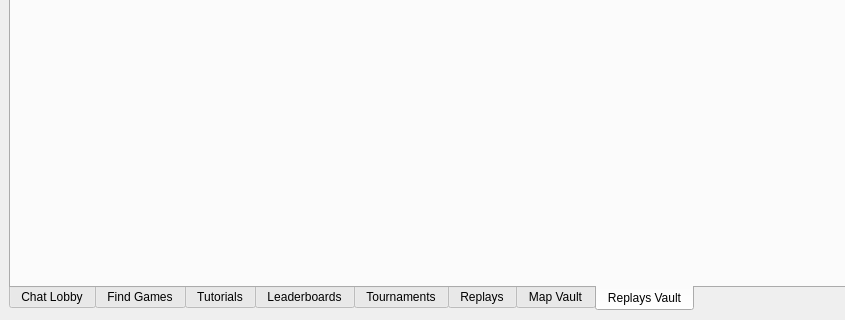
FAForever/client, file src/_res/client/client.ui: the form before one commit; both pictures show x 0 to 845 and y 280 to 600 of the 1024 by 600 pixel window.
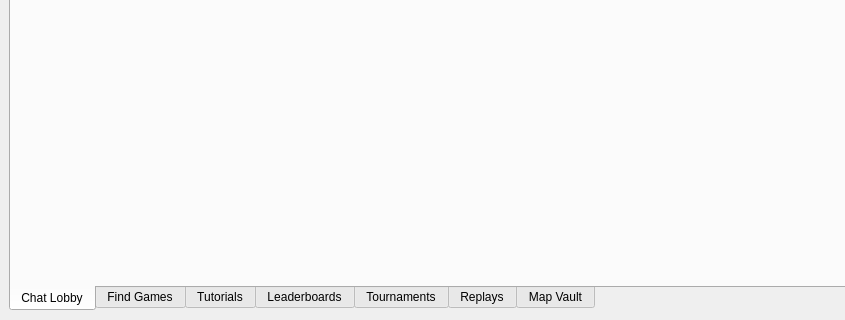
The form after the commit. The open tabs and pages were chosen to show the change.

Commit message: Replays Vault incorporated into Replays Tab, initial refactoring of the tab and the widgets. Also changed "chatTabs" to "topTabs" so the stylesheets can be more generalized.

Patch:
```diff
--- a/src/_res/client/client.ui
+++ b/src/_res/client/client.ui
@@ -149,12 +149,6 @@
         </property>
        </layout>
       </widget>
-      <widget class="QWidget" name="replaysVaultTab">
-       <attribute name="title">
-        <string>Replays Vault</string>
-       </attribute>
-       <layout class="QGridLayout" name="gridLayout_12"/>
-      </widget>
      </widget>
     </item>
    </layout>
```
The commit also changes 9 other files.
